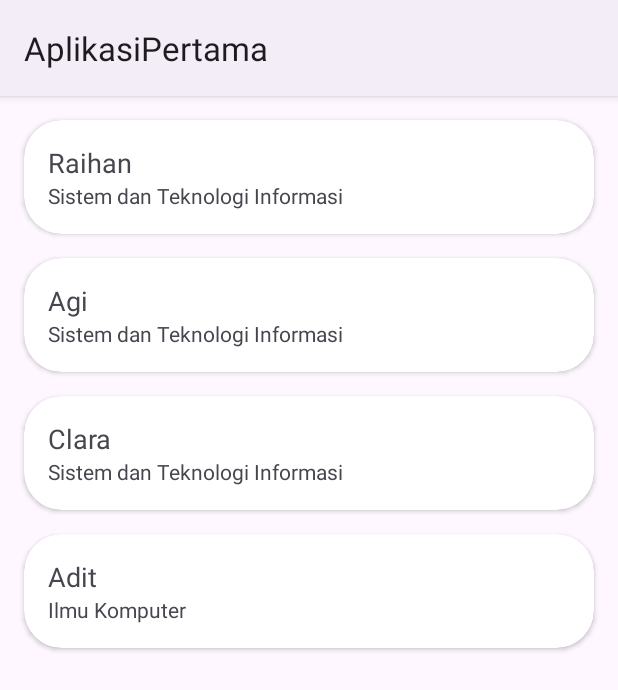
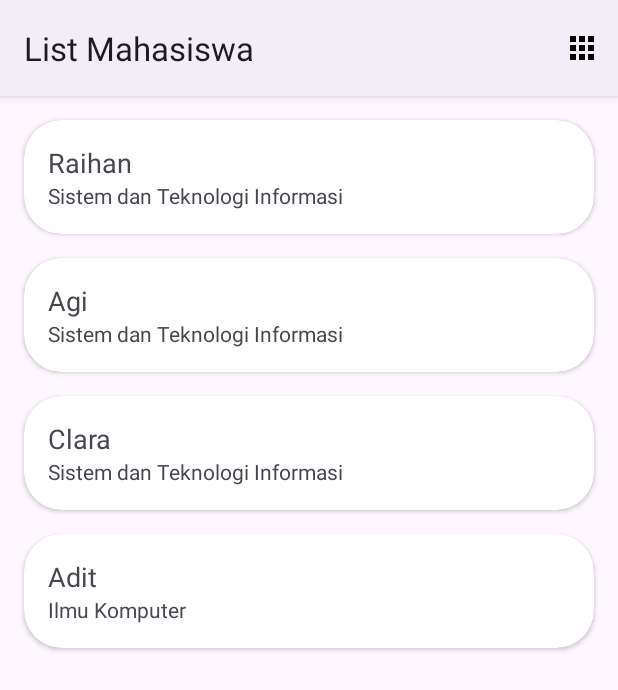
Before and after one commit to 00shiki/AplikasiPertama, an Android app: the screen it shows after launch (ListActivity), after a tap on "to list", on a phone screen of 412 x 824 dp. Shown: the top 690 px of the screen. Run offline under Robolectric (Android 15) with nearby library versions, the phone set to English and light mode, and no system bars; pictures from the network do not load; 1 other tap on this screen came first.

Commit message:
add bunch of things

```diff
--- a/app/build.gradle.kts
+++ b/app/build.gradle.kts
@@ -1,6 +1,7 @@
 plugins {
     alias(libs.plugins.androidApplication)
     alias(libs.plugins.jetbrainsKotlinAndroid)
+    id("kotlin-parcelize")
 }
 
 android {
--- a/app/src/main/AndroidManifest.xml
+++ b/app/src/main/AndroidManifest.xml
@@ -14,6 +14,9 @@
         android:supportsRtl="true"
         android:theme="@style/Theme.AplikasiPertama"
         tools:targetApi="31">
+        <activity
+            android:name=".DetailActivity"
+            android:exported="false" />
         <activity
             android:name=".ListActivity"
             android:exported="false" />
--- a/app/src/main/java/com/example/aplikasipertama/ListActivity.kt
+++ b/app/src/main/java/com/example/aplikasipertama/ListActivity.kt
@@ -1,14 +1,24 @@
 package com.example.aplikasipertama
 
 import android.os.Bundle
+import android.util.Log
+import android.view.Menu
+import android.view.MenuItem
+import android.widget.LinearLayout
 import androidx.activity.enableEdgeToEdge
 import androidx.appcompat.app.AppCompatActivity
 import androidx.core.view.ViewCompat
 import androidx.core.view.WindowInsetsCompat
+import androidx.lifecycle.ViewModelProvider
+import androidx.recyclerview.widget.GridLayoutManager
 import androidx.recyclerview.widget.LinearLayoutManager
 import androidx.recyclerview.widget.RecyclerView
+import androidx.recyclerview.widget.RecyclerView.LayoutManager
+import androidx.recyclerview.widget.StaggeredGridLayoutManager
 
 class ListActivity : AppCompatActivity() {
+
+    private var viewModel: ListViewModel? = null
     override fun onCreate(savedInstanceState: Bundle?) {
         super.onCreate(savedInstanceState)
 //        enableEdgeToEdge()
@@ -18,6 +28,12 @@ class ListActivity : AppCompatActivity() {
 //            v.setPadding(systemBars.left, systemBars.top, systemBars.right, systemBars.bottom)
 //            insets
 //        }
+
+        viewModel = ViewModelProvider(this, ViewModelFactory())
+            .get(ListViewModel::class.java)
+
+        val actionBar = supportActionBar
+        actionBar?.let { title = "List Mahasiswa" }
 
         val students = listOf(
             Student(
@@ -38,8 +54,37 @@ class ListActivity : AppCompatActivity() {
             )
         )
         val recyclerView = findViewById<RecyclerView>(R.id.rv_students)
-        recyclerView.adapter = ListAdapter(students)
-        recyclerView.layoutManager = LinearLayoutManager(this)
+        recyclerView.adapter = ListAdapter(this, students)
+        viewModel?.layoutState?.observe(this) { layout ->
+            when (layout) {
+                LayoutState.LINEAR -> {
+                    recyclerView.layoutManager = LinearLayoutManager(this)
+                }
+                LayoutState.GRID -> {
+                    recyclerView.layoutManager = GridLayoutManager(this, 2)
+                }
+                else -> {}
+            }
+        }
+
         recyclerView.setHasFixedSize(true)
     }
+
+    override fun onDestroy() {
+        viewModel = null
+        super.onDestroy()
+    }
+
+    override fun onCreateOptionsMenu(menu: Menu?): Boolean {
+        menuInflater.inflate(R.menu.list_menu, menu)
+        return super.onCreateOptionsMenu(menu)
+    }
+
+    override fun onOptionsItemSelected(item: MenuItem): Boolean {
+        if (item.itemId == R.id.menu_layout) {
+            viewModel?.changeLayout()
+            return true
+        }
+        return super.onOptionsItemSelected(item)
+    }
 }
--- a/app/src/main/java/com/example/aplikasipertama/ListAdapter.kt
+++ b/app/src/main/java/com/example/aplikasipertama/ListAdapter.kt
@@ -1,12 +1,17 @@
 package com.example.aplikasipertama
 
+import android.content.Context
+import android.content.Intent
 import android.view.LayoutInflater
 import android.view.View
 import android.view.ViewGroup
 import android.widget.TextView
 import androidx.recyclerview.widget.RecyclerView
 
-class ListAdapter(private val students: List<Student>) : RecyclerView.Adapter<ListAdapter.ViewHolder>() {
+class ListAdapter(
+    private val context: Context,
+    private val students: List<Student>
+) : RecyclerView.Adapter<ListAdapter.ViewHolder>() {
     class ViewHolder(itemView: View) : RecyclerView.ViewHolder(itemView) {
         val name: TextView = itemView.findViewById(R.id.tv_item_name)
         val major: TextView = itemView.findViewById(R.id.tv_item_major)
@@ -25,5 +30,10 @@ class ListAdapter(private val students: List<Student>) : RecyclerView.Adapter<Li
 
         holder.name.text = item.name
         holder.major.text = item.major
+        holder.itemView.setOnClickListener {
+            val intent = Intent(context, DetailActivity::class.java)
+            intent.putExtra("STUDENT", item)
+            context.startActivity(intent)
+        }
     }
 }
--- /dev/null
+++ b/app/src/main/java/com/example/aplikasipertama/ListViewModel.kt
@@ -0,0 +1,23 @@
+package com.example.aplikasipertama
+
+import androidx.lifecycle.LiveData
+import androidx.lifecycle.MutableLiveData
+import androidx.lifecycle.ViewModel
+
+enum class LayoutState {
+    LINEAR,
+    GRID
+}
+class ListViewModel : ViewModel() {
+    private var _layoutState = MutableLiveData(LayoutState.LINEAR)
+    val layoutState: LiveData<LayoutState>
+        get() = _layoutState
+
+    fun changeLayout() {
+        if (layoutState.value == LayoutState.LINEAR) {
+            _layoutState.value = LayoutState.GRID
+        } else {
+            _layoutState.value = LayoutState.LINEAR
+        }
+    }
+}
--- a/app/src/main/java/com/example/aplikasipertama/MainActivity.kt
+++ b/app/src/main/java/com/example/aplikasipertama/MainActivity.kt
@@ -22,6 +22,9 @@ class MainActivity : AppCompatActivity() {
             v.setPadding(systemBars.left, systemBars.top, systemBars.right, systemBars.bottom)
             insets
         }
+
+        val actionBar = supportActionBar
+        actionBar!!.title = "Main"
 
         val textView = findViewById<TextView>(R.id.tv_hello)
         val button = findViewById<Button>(R.id.btn_tombol)
--- a/app/src/main/java/com/example/aplikasipertama/Student.kt
+++ b/app/src/main/java/com/example/aplikasipertama/Student.kt
@@ -1,6 +1,11 @@
 package com.example.aplikasipertama
 
+import android.os.Parcelable
+import kotlinx.parcelize.Parcelize
+
+
+@Parcelize
 data class Student(
     val name: String,
     val major: String
-)
+) : Parcelable
--- /dev/null
+++ b/app/src/main/java/com/example/aplikasipertama/ViewModelFactory.kt
@@ -0,0 +1,23 @@
+package com.example.aplikasipertama
+
+import android.content.Context
+import androidx.lifecycle.ViewModel
+import androidx.lifecycle.ViewModelProvider
+
+class ViewModelFactory : ViewModelProvider.NewInstanceFactory() {
+    @Suppress("UNCHECKED_CAST")
+    override fun <T : ViewModel> create(modelClass: Class<T>): T {
+        if (modelClass.isAssignableFrom(ListViewModel::class.java))
+            return ListViewModel() as T
+        throw IllegalArgumentException("Unknown ViewModel class: " + modelClass.name)
+    }
+
+    companion object {
+        @Volatile
+        private var instance: ViewModelFactory? = null
+        fun getInstance(context: Context): ViewModelFactory =
+            instance ?: synchronized(this) {
+                instance ?: ViewModelFactory()
+            }.also { instance = it }
+    }
+}
--- /dev/null
+++ b/app/src/main/res/drawable/ic_grid_black_24.xml
@@ -0,0 +1,5 @@
+<vector xmlns:android="http://schemas.android.com/apk/res/android" android:height="24dp" android:tint="#000000" android:viewportHeight="24" android:viewportWidth="24" android:width="24dp">
+
+    <path android:fillColor="@android:color/white" android:pathData="M4,8h4L8,4L4,4v4zM10,20h4v-4h-4v4zM4,20h4v-4L4,16v4zM4,14h4v-4L4,10v4zM10,14h4v-4h-4v4zM16,4v4h4L20,4h-4zM10,8h4L14,4h-4v4zM16,14h4v-4h-4v4zM16,20h4v-4h-4v4z"/>
+
+</vector>
--- /dev/null
+++ b/app/src/main/res/menu/list_menu.xml
@@ -0,0 +1,10 @@
+<?xml version="1.0" encoding="utf-8"?>
+<menu xmlns:android="http://schemas.android.com/apk/res/android"
+    xmlns:app="http://schemas.android.com/apk/res-auto">
+
+    <item android:id="@+id/menu_layout"
+        android:icon="@drawable/ic_grid_black_24"
+        android:title="Change Layout"
+        app:showAsAction="always" />
+
+</menu>
```
Also changed, not shown: app/src/main/java/com/example/aplikasipertama/DetailActivity.kt (added, +33 -0 lines), app/src/main/res/layout/activity_detail.xml (added, +26 -0 lines).
